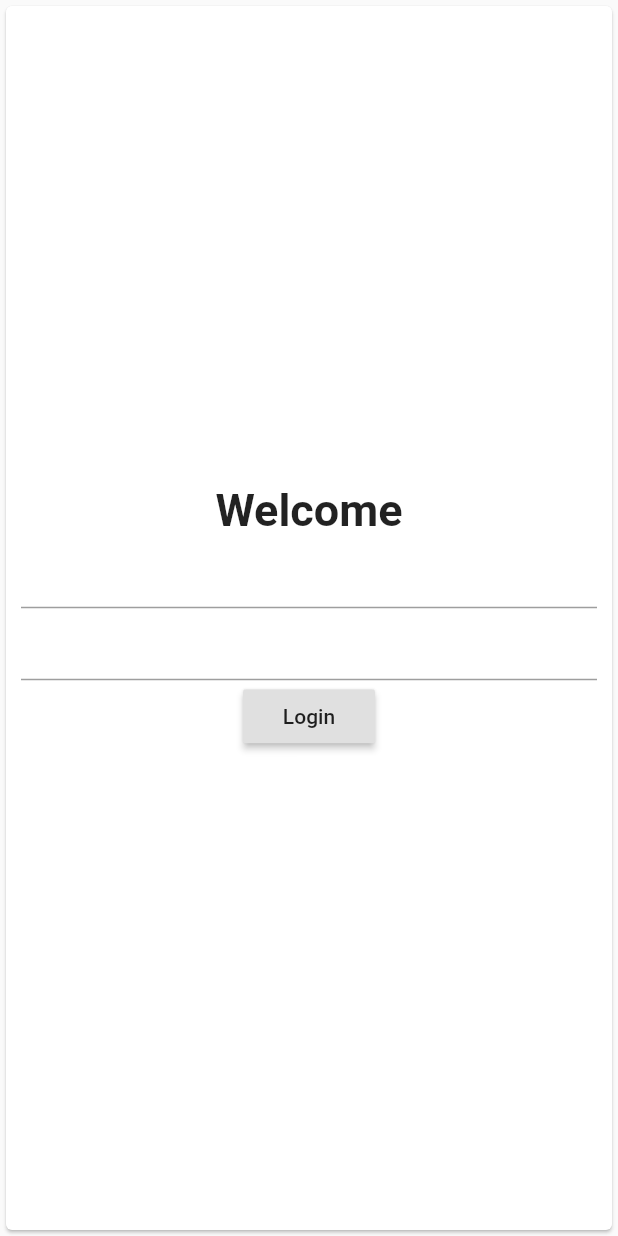
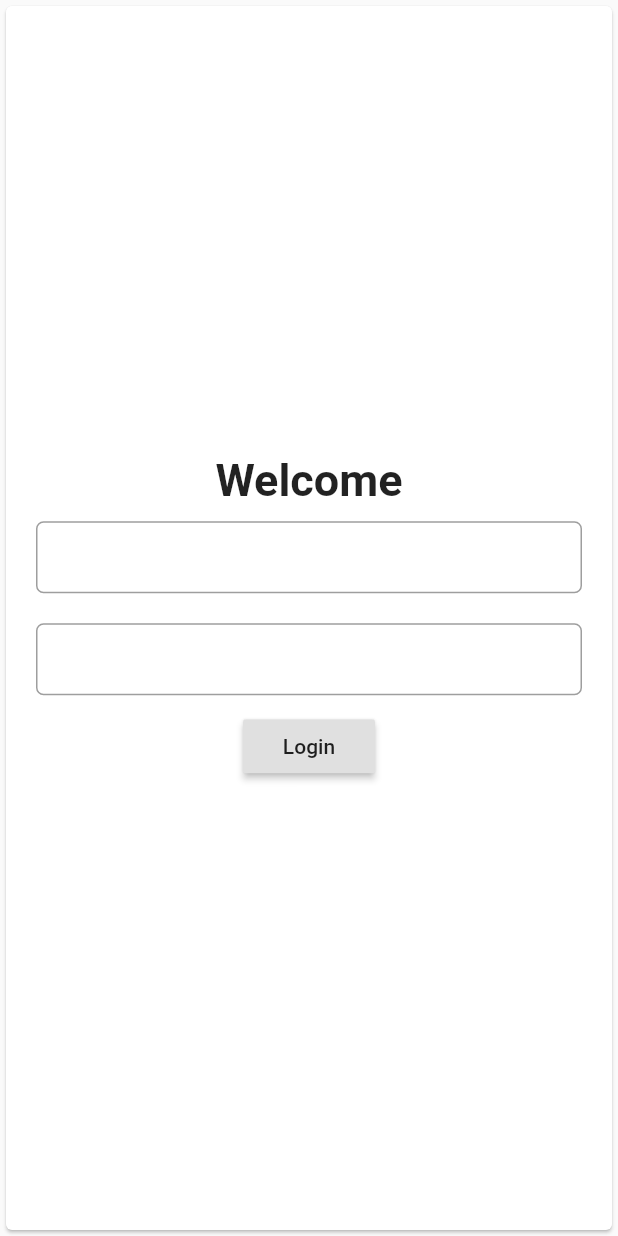
Before and after one commit to notovel2/haupcar_test, a Flutter app: the screen it shows after launch, on a phone screen of 412 x 824 dp. Run offline on Flutter 3.47's test engine with Material 2 defaults, Android fonts, the phone set to English and light mode, and no system bars.

Commit message:
add components & create home page
add customTextField and LoadingIndicator
create home page and add navigation to this page

```diff
--- /dev/null
+++ b/lib/components/CustomTextField.dart
@@ -0,0 +1,34 @@
+import 'package:flutter/material.dart';
+
+class CustomTextField extends StatelessWidget {
+  CustomTextField({
+    @required this.controller,
+    this.hintText,
+    this.isObsecure = false,
+    this.margin,
+    this.textAlign = TextAlign.start,
+  });
+  final TextEditingController controller;
+  final String hintText;
+  final bool isObsecure;
+  final EdgeInsets margin;
+  final TextAlign textAlign;
+  @override
+  Widget build(BuildContext context) {
+    return Container(
+      margin: (margin == null) ? EdgeInsets.all(10) : margin,
+      child: TextField(
+        textAlign: textAlign,
+        obscureText: isObsecure,
+        controller: controller,
+        decoration: InputDecoration(
+          contentPadding: EdgeInsets.all(10),
+          border: OutlineInputBorder(
+            borderRadius: BorderRadius.circular(5)
+          ),
+          hintText: hintText
+        )
+      ),
+    );
+  }
+}
--- a/lib/service/auth_service.dart
+++ b/lib/service/auth_service.dart
@@ -6,6 +6,8 @@ class AuthService {
   Future<User> login(String username, String password) async{
     try {
       List<User> users = await DBService.shared.getUsers();
+      username = username.trim();
+      password = password.trim();
       User user = users.firstWhere((it) => it.username == username);
       String encrptedPassword = DBService.shared.hmac(password);
       if(user.password == encrptedPassword) {
@@ -18,8 +20,8 @@ class AuthService {
     return Future.error("username or password is incorrect");
   }
 
-  logout() async{
-
+  Future logout() async{
+    User.shared = null;
   }
 
 }
--- a/lib/view/loginPage.dart
+++ b/lib/view/loginPage.dart
@@ -1,7 +1,9 @@
 import 'package:flutter/material.dart';
+import 'package:haupcar_test/components/CustomTextField.dart';
+import 'package:haupcar_test/components/Loading.dart';
 import 'package:haupcar_test/service/auth_service.dart';
-import 'package:loading/indicator/ball_spin_fade_loader_indicator.dart';
-import 'package:loading/loading.dart';
+import 'package:haupcar_test/utils/Alert.dart';
+import 'package:haupcar_test/view/homePage.dart';
 
 class LoginPage extends StatefulWidget {
   @override
@@ -25,21 +27,11 @@ class _LoginPageState extends State<LoginPage> {
     );
   }
 
-  Widget _buildLoading() {
-    return Center(
-      child: Container(
-        color: Colors.blueAccent.withOpacity(0.7),
-        padding: EdgeInsets.all(20),
-        child: Loading(indicator: BallSpinFadeLoaderIndicator(), size: 100.0,),
-      ),
-    );
-  }
-
   List<Widget> _buildStackWidgets(BuildContext context) {
     List<Widget> widgets = [];
     widgets.add(_buildLoginSection(context));
     if(_isLoading) {
-      widgets.add(_buildLoading());
+      widgets.add(LoadingIndicator());
     }
     return widgets;
   }
@@ -58,12 +50,14 @@ class _LoginPageState extends State<LoginPage> {
                 fontWeight: FontWeight.bold
               ),
             ),
-            TextField(
+            CustomTextField(
+              textAlign: TextAlign.center,
               controller: _usernameController,
             ),
-            TextField(
+            CustomTextField(
+              textAlign: TextAlign.center,
               controller: _passwordController,
-              obscureText: true,
+              isObsecure: true,
             ),
             RaisedButton(
               child: Text("Login"),
@@ -84,8 +78,13 @@ class _LoginPageState extends State<LoginPage> {
     AuthService.shared.login(username, password)
       .then((user){
         print("login success");
+        Navigator.pushReplacement(
+          context,
+          MaterialPageRoute(builder: (context) => HomePage())
+        );
       }, onError: (error) {
         print("error");
+        ErrorHandler.showAlertDialog(context, error);
       })
       .catchError((error){
         print("Error.onLogin: $error");
```
Also changed, not shown: lib/components/Loading.dart (added, +14 -0 lines), lib/main.dart (+10 -1 lines), lib/presenter/homePresenter.dart (added, +16 -0 lines), lib/service/DB_service.dart (+13 -5 lines), lib/utils/Alert.dart (added, +22 -0 lines), lib/view/homePage.dart (added, +178 -0 lines).
